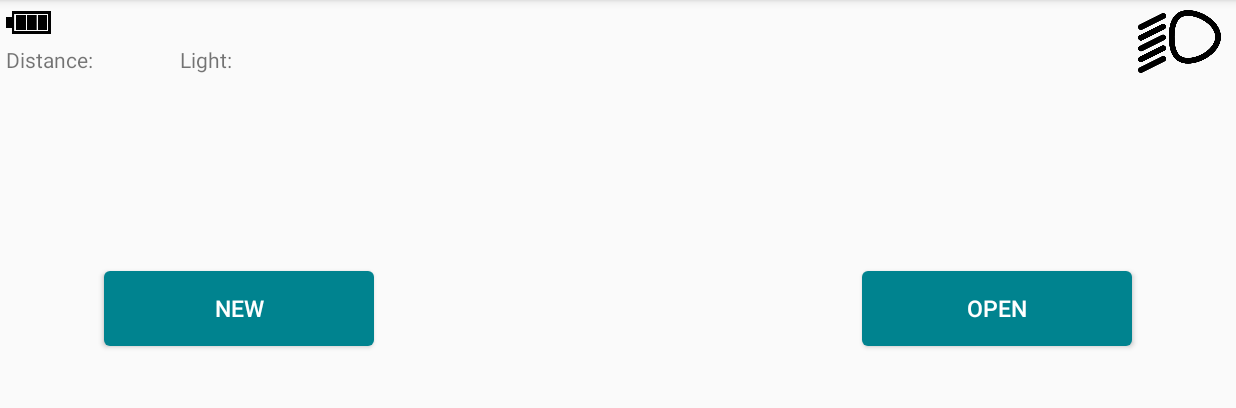
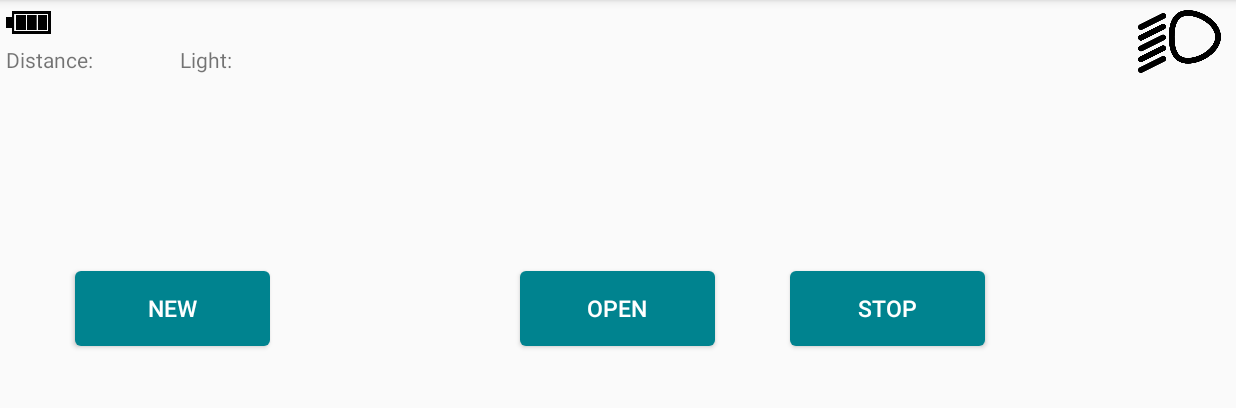
Before and after one commit to martog/VMKS_2016, an Android app: the ProgrammingFragment screen opened directly, with no data from a screen before it, on a phone screen of 824 x 412 dp (held sideways), the part 84-492 px from its top. Run offline under Robolectric (Android 15) with nearby library versions, the phone set to English and light mode, and no system bars; libraries missing offline, so code that uses them is left out: com.afollestad.materialdialogs; 3 statements that could not run were skipped.

Commit message:
Adding stop button for programs

```diff
--- a/app/src/main/java/com/example/cripz/bluetoothrccarcontroller/Main.java
+++ b/app/src/main/java/com/example/cripz/bluetoothrccarcontroller/Main.java
@@ -65,7 +65,7 @@ public class Main extends MenuActivity {
         }
     };
 
-    public boolean eventHappen(String sSign, String sType, String sValue) {
+    private boolean eventHappen(String sSign, String sType, String sValue) {
         if (sType.equals("distance")) {
             switch (sSign) {
                 case "<":
@@ -119,7 +119,7 @@ public class Main extends MenuActivity {
         return eventHappenFlag;
     }
 
-    public void doAction(String action) {
+    private void doAction(String action) {
         switch (action) {
             case "go_forward":
                 sendMessage("f"); //go forward
@@ -163,7 +163,6 @@ public class Main extends MenuActivity {
                 sendMessage("g"); //stop backward
                 sendMessage("h"); //stop left
                 sendMessage("j"); //stop right
-                Log.d("aaa", "Stay called...");
                 break;
 
             case "lights_on":
--- a/app/src/main/res/layout/programming_fragment.xml
+++ b/app/src/main/res/layout/programming_fragment.xml
@@ -6,23 +6,33 @@
     <android.support.v7.widget.AppCompatButton
         android:id="@+id/new_btn"
         style="@style/main_button_text"
-        android:layout_width="180dp"
+        android:layout_width="130dp"
         android:layout_height="50dp"
         android:background="@drawable/button_background"
         android:text="New"
+        android:layout_marginStart="50dp"
         android:layout_centerVertical="true"
-        android:layout_alignParentStart="true"
-        android:layout_marginStart="69dp" />
+        android:layout_alignParentStart="true" />
 
     <android.support.v7.widget.AppCompatButton
         android:id="@+id/open_btn"
         style="@style/main_button_text"
-        android:layout_width="180dp"
+        android:layout_width="130dp"
         android:layout_height="50dp"
         android:background="@drawable/button_background"
         android:text="Open"
-        android:layout_marginEnd="69dp"
         android:layout_alignTop="@+id/new_btn"
-        android:layout_alignParentEnd="true" />
+        android:layout_centerHorizontal="true" />
+
+    <android.support.v7.widget.AppCompatButton
+        android:id="@+id/stop_btn"
+        style="@style/main_button_text"
+        android:layout_width="130dp"
+        android:layout_height="50dp"
+        android:background="@drawable/button_background"
+        android:text="Stop"
+        android:layout_marginStart="50dp"
+        android:layout_alignTop="@+id/open_btn"
+        android:layout_toEndOf="@+id/open_btn" />
 
 </RelativeLayout>
```
Also changed, not shown: app/src/main/java/com/example/cripz/bluetoothrccarcontroller/ProgrammingFragment.java (+17 -1 lines).
